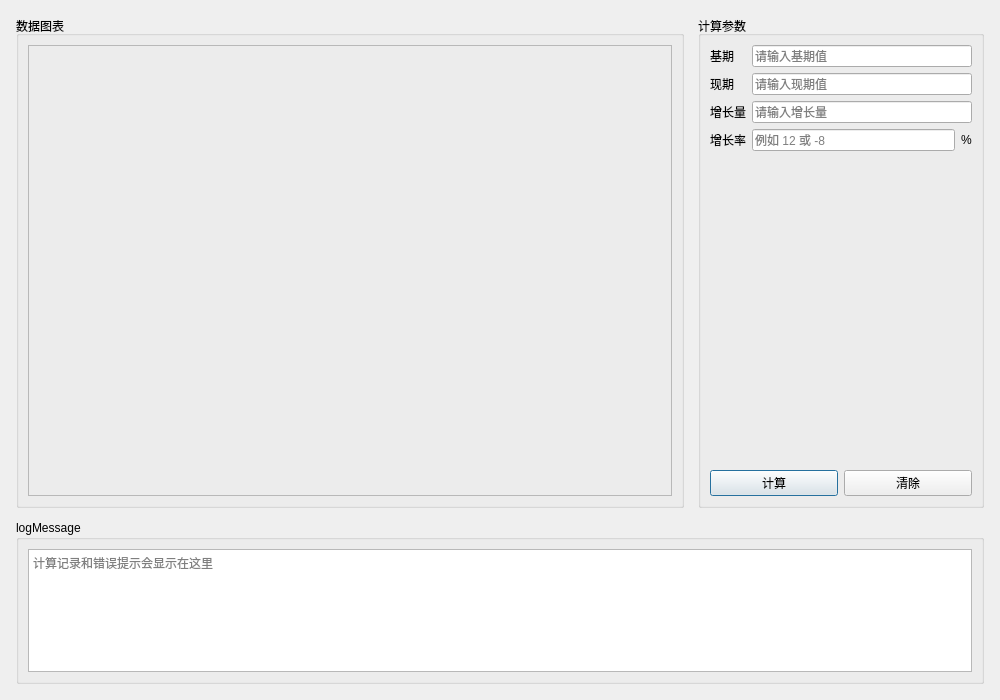
CruzeOliver/GK_Calculate, file ui/calculator.ui: the form before one commit.
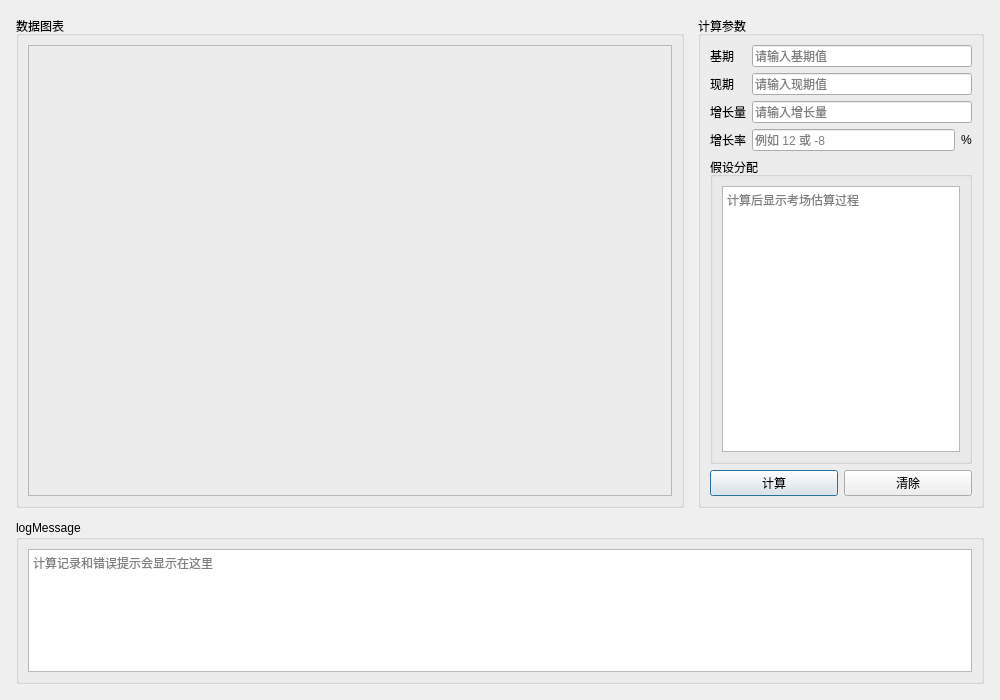
The form after the commit.

Commit message: feat: show assumption allocation steps

```diff
--- a/ui/calculator.ui
+++ b/ui/calculator.ui
@@ -61,7 +61,19 @@
            </item>
           </layout>
          </item>
-         <item><spacer name="controlsSpacer"><property name="orientation"><enum>Qt::Orientation::Vertical</enum></property><property name="sizeHint" stdset="0"><size><width>20</width><height>40</height></size></property></spacer></item>
+         <item>
+          <widget class="QGroupBox" name="allocationGroup">
+           <property name="title"><string>假设分配</string></property>
+           <layout class="QVBoxLayout" name="allocationLayout">
+            <item>
+             <widget class="QPlainTextEdit" name="allocationProcess">
+              <property name="readOnly"><bool>true</bool></property>
+              <property name="placeholderText"><string>计算后显示考场估算过程</string></property>
+             </widget>
+            </item>
+           </layout>
+          </widget>
+         </item>
          <item>
           <layout class="QHBoxLayout" name="buttonLayout">
            <item><widget class="QPushButton" name="calculateButton"><property name="text"><string>计算</string></property><property name="default"><bool>true</bool></property></widget></item>
```
The commit also changes 4 other files.
